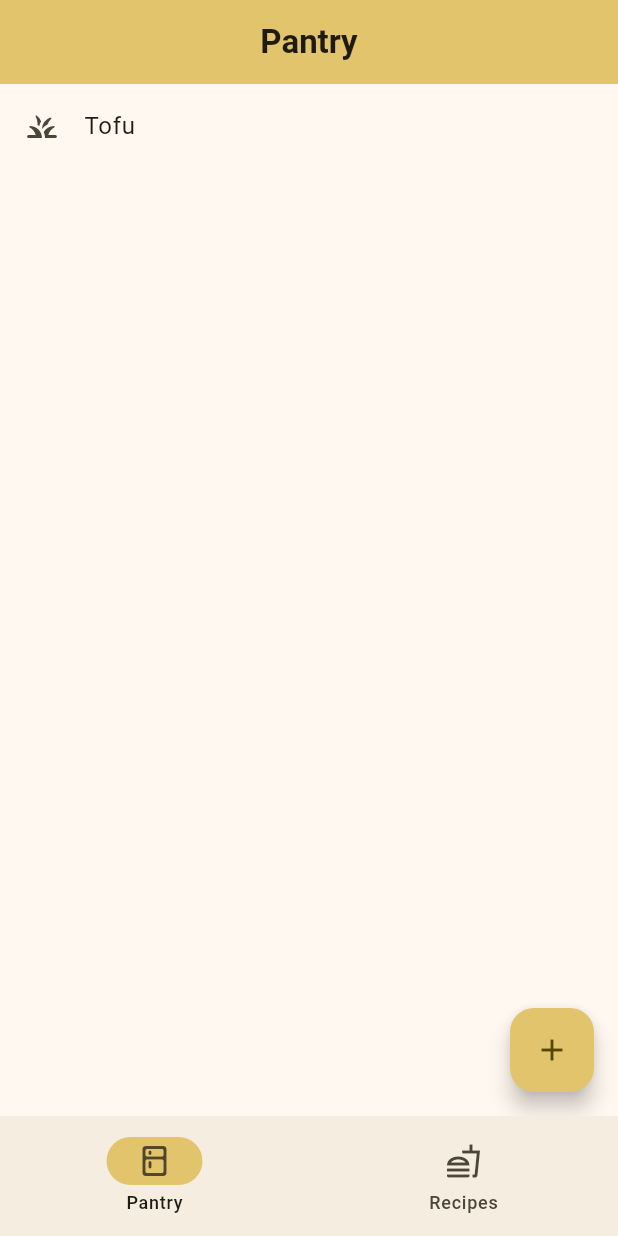
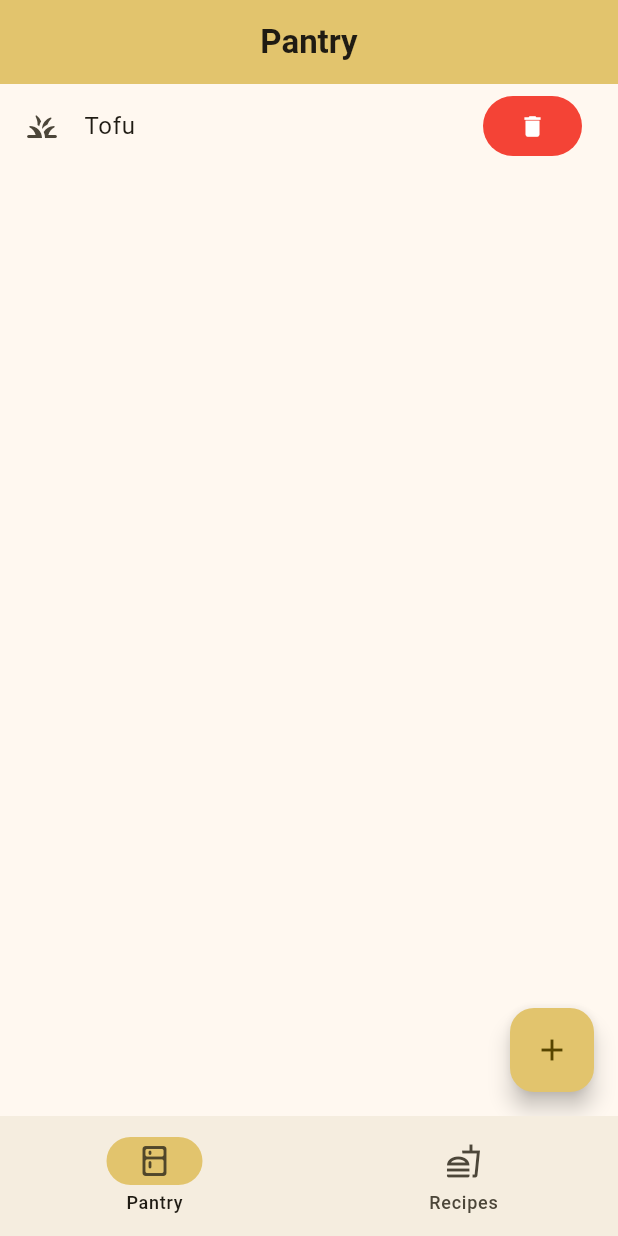
Before and after one commit to Aayushstha03/fridge-manager, a Flutter app: the screen it shows after launch, on a phone screen of 412 x 824 dp. Run offline on Flutter 3.47's test engine with Material 3 defaults, Android fonts, the phone set to English and light mode, and no system bars.

Commit message:
added delete button icons

```diff
--- a/lib/components/dialog.dart
+++ b/lib/components/dialog.dart
@@ -1,3 +1,6 @@
+// TODO if item is in pantry do not add again display warning! also snackbar
+// todo display snackbar when successfully added item
+
 import 'package:flutter/material.dart';
 import 'package:fridge_app/models/ingredient.dart';
 import 'package:fridge_app/models/ingredient_model.dart';
--- a/lib/pages/pantry_page.dart
+++ b/lib/pages/pantry_page.dart
@@ -40,6 +40,21 @@ class _PantryPageState extends State<PantryPage> {
             return ListTile(
               leading: value.getPantryContents()[index].icon,
               title: Text(value.getPantryContents()[index].name),
+              trailing: FilledButton(
+                style: ButtonStyle(
+                  backgroundColor: MaterialStateProperty.resolveWith<Color?>(
+                    (Set<MaterialState> states) {
+                      if (states.contains(MaterialState.pressed)) {
+                        return Colors.red.withOpacity(0.5);
+                      }
+                      return Colors
+                          .red.shade500; // Use the component's default.
+                    },
+                  ),
+                ),
+                onPressed: () {},
+                child: Icon(Icons.delete),
+              ),
             );
           },
         ),
```
